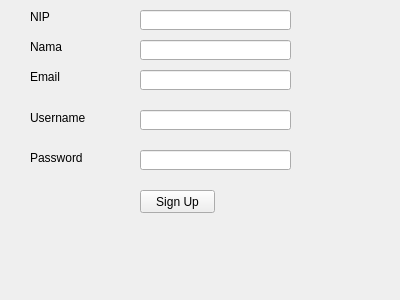
The window that createacc_baru.ui (christianbyu/Python-simple-absent-apps-with-pyqt5) describes before a commit, drawn with Qt 5.
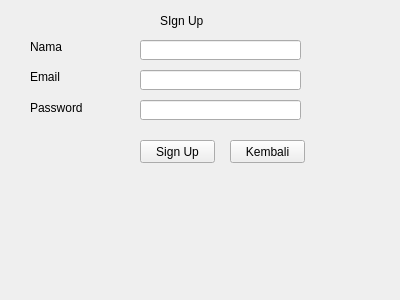
The same window after the commit.

Diff of the .ui file:
```diff
--- a/createacc_baru.ui
+++ b/createacc_baru.ui
@@ -13,16 +13,6 @@
   <property name="windowTitle">
    <string>Form</string>
   </property>
-  <widget class="QLineEdit" name="email">
-   <property name="geometry">
-    <rect>
-     <x>140</x>
-     <y>10</y>
-     <width>151</width>
-     <height>20</height>
-    </rect>
-   </property>
-  </widget>
   <widget class="QLabel" name="label_3">
    <property name="geometry">
     <rect>
@@ -36,34 +26,11 @@
     <string>Email</string>
    </property>
   </widget>
-  <widget class="QLabel" name="label_4">
-   <property name="geometry">
-    <rect>
-     <x>30</x>
-     <y>110</y>
-     <width>71</width>
-     <height>16</height>
-    </rect>
-   </property>
-   <property name="text">
-    <string>Username</string>
-   </property>
-  </widget>
-  <widget class="QLineEdit" name="password">
-   <property name="geometry">
-    <rect>
-     <x>140</x>
-     <y>110</y>
-     <width>151</width>
-     <height>20</height>
-    </rect>
-   </property>
-  </widget>
   <widget class="QLabel" name="label_5">
    <property name="geometry">
     <rect>
      <x>30</x>
-     <y>150</y>
+     <y>100</y>
      <width>91</width>
      <height>16</height>
     </rect>
@@ -76,8 +43,8 @@
    <property name="geometry">
     <rect>
      <x>140</x>
-     <y>150</y>
-     <width>151</width>
+     <y>100</y>
+     <width>161</width>
      <height>20</height>
     </rect>
    </property>
@@ -86,7 +53,7 @@
    <property name="geometry">
     <rect>
      <x>140</x>
-     <y>190</y>
+     <y>140</y>
      <width>75</width>
      <height>23</height>
     </rect>
@@ -108,37 +75,50 @@
     <string>Nama</string>
    </property>
   </widget>
+  <widget class="QLineEdit" name="nama">
+   <property name="geometry">
+    <rect>
+     <x>140</x>
+     <y>40</y>
+     <width>161</width>
+     <height>20</height>
+    </rect>
+   </property>
+  </widget>
+  <widget class="QLineEdit" name="email">
+   <property name="geometry">
+    <rect>
+     <x>140</x>
+     <y>70</y>
+     <width>161</width>
+     <height>20</height>
+    </rect>
+   </property>
+  </widget>
+  <widget class="QPushButton" name="KKembali">
+   <property name="geometry">
+    <rect>
+     <x>230</x>
+     <y>140</y>
+     <width>75</width>
+     <height>23</height>
+    </rect>
+   </property>
+   <property name="text">
+    <string>Kembali</string>
+   </property>
+  </widget>
   <widget class="QLabel" name="label_7">
    <property name="geometry">
     <rect>
-     <x>30</x>
+     <x>160</x>
      <y>10</y>
-     <width>47</width>
-     <height>13</height>
+     <width>61</width>
+     <height>21</height>
     </rect>
    </property>
    <property name="text">
-    <string>NIP</string>
-   </property>
-  </widget>
-  <widget class="QLineEdit" name="email_2">
-   <property name="geometry">
-    <rect>
-     <x>140</x>
-     <y>40</y>
-     <width>151</width>
-     <height>20</height>
-    </rect>
-   </property>
-  </widget>
-  <widget class="QLineEdit" name="email_3">
-   <property name="geometry">
-    <rect>
-     <x>140</x>
-     <y>70</y>
-     <width>151</width>
-     <height>20</height>
-    </rect>
+    <string>SIgn Up</string>
    </property>
   </widget>
  </widget>
```
Left out of the diff: 2 changed lines with no effect on the pictures.
